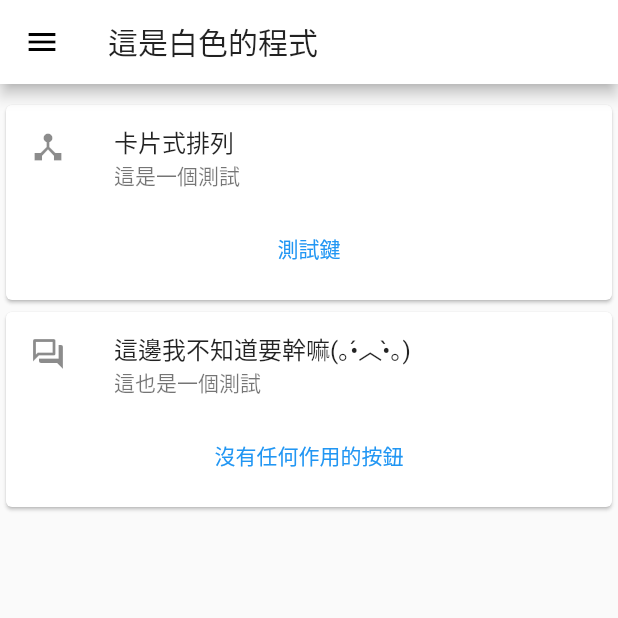
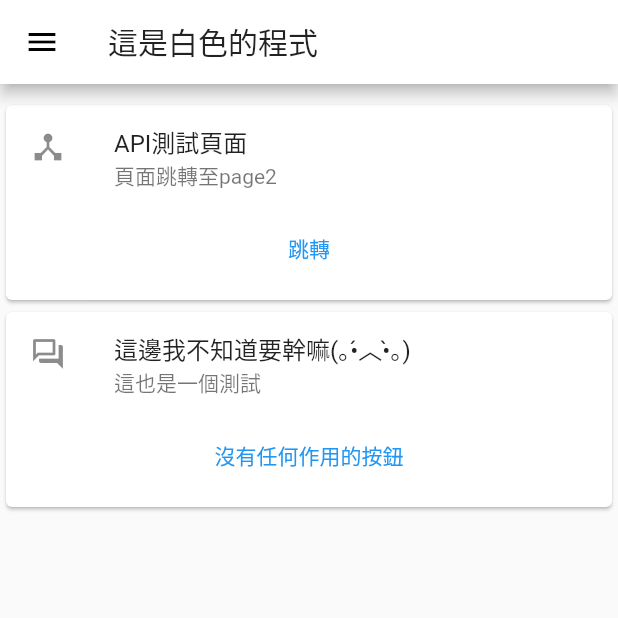
Before and after one commit to r0930514/Acard, a Flutter app: the screen it shows after launch, on a phone screen of 412 x 824 dp, the top half of it. Run offline on Flutter 3.47's test engine with Material 2 defaults, Android fonts, the phone set to English and light mode, and no system bars.

Commit message:
API串接測試

```diff
--- a/acard/lib/main.dart
+++ b/acard/lib/main.dart
@@ -1,9 +1,6 @@
+import 'package:acard/pages/page2.dart';
 import 'package:flutter/material.dart';
 import 'pages/page1.dart';
-// ignore: unused_import
-import 'package:http/http.dart';
-// ignore: unused_import
-import 'package:url_launcher/url_launcher.dart';
 
 void main() {
   runApp(MyApp());
@@ -31,8 +28,6 @@ final snackBar = new SnackBar(
     onPressed: () {},
   ),
 );
-
-void dialog() => {};
 
 class Myhomepage2 extends StatelessWidget {
   @override
@@ -126,14 +121,15 @@ class Myhomepage2 extends StatelessWidget {
               children: [
                 const ListTile(
                   leading: Icon(Icons.device_hub),
-                  title: Text('卡片式排列'),
-                  subtitle: Text('這是一個測試'),
+                  title: Text('API測試頁面'),
+                  subtitle: Text('頁面跳轉至page2'),
                 ),
                 TextButton(
                   onPressed: () {
-                    ScaffoldMessenger.of(context).showSnackBar(snackBar);
+                    Navigator.push(context,
+                        MaterialPageRoute(builder: (context) => page2()));
                   },
-                  child: Text('測試鍵'),
+                  child: Text('跳轉'),
                 ),
                 SizedBox(
                   height: 10,
@@ -150,7 +146,9 @@ class Myhomepage2 extends StatelessWidget {
                   subtitle: Text('這也是一個測試'),
                 ),
                 TextButton(
-                  onPressed: () {},
+                  onPressed: () {
+                    ScaffoldMessenger.of(context).showSnackBar(snackBar);
+                  },
                   child: Text('沒有任何作用的按鈕'),
                 ),
                 SizedBox(
--- a/acard/lib/pages/page1.dart
+++ b/acard/lib/pages/page1.dart
@@ -13,7 +13,7 @@ class page1 extends StatelessWidget {
   Widget build(BuildContext context) {
     return Scaffold(
       appBar: AppBar(
-        title: Text('第二頁'),
+        title: Text('第一頁'),
       ),
       body: Center(
         child: Column(
```
Also changed, not shown: acard/lib/pages/http.dart (deleted, +0 -26 lines), acard/lib/pages/page2.dart (added, +42 -0 lines).
